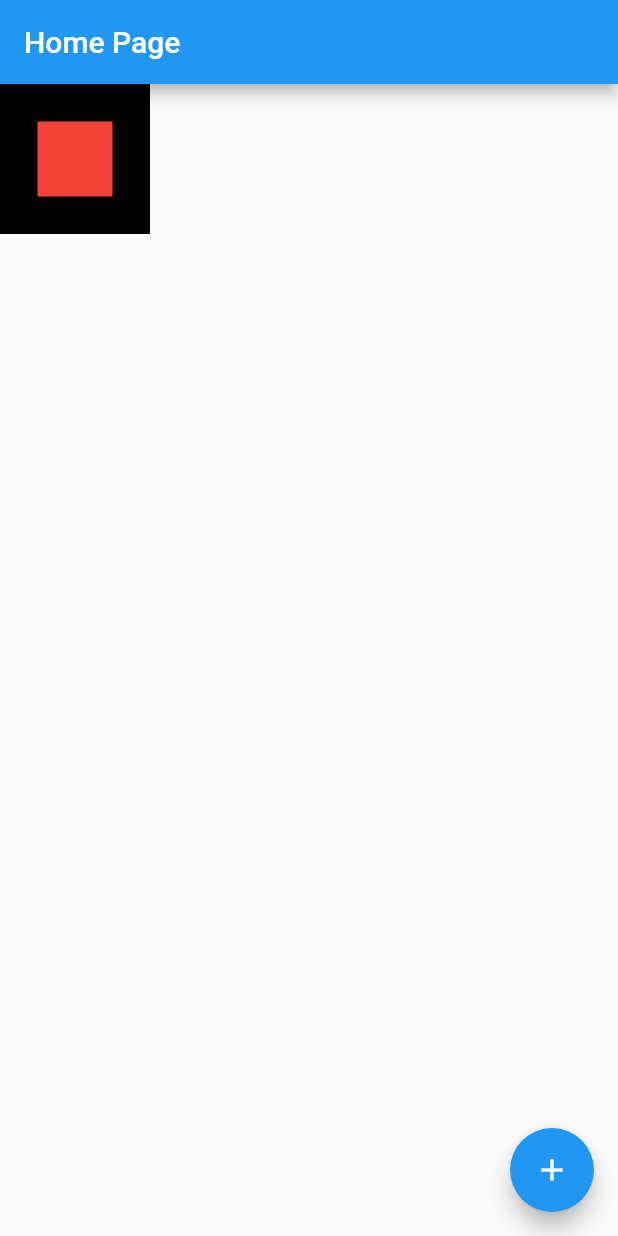
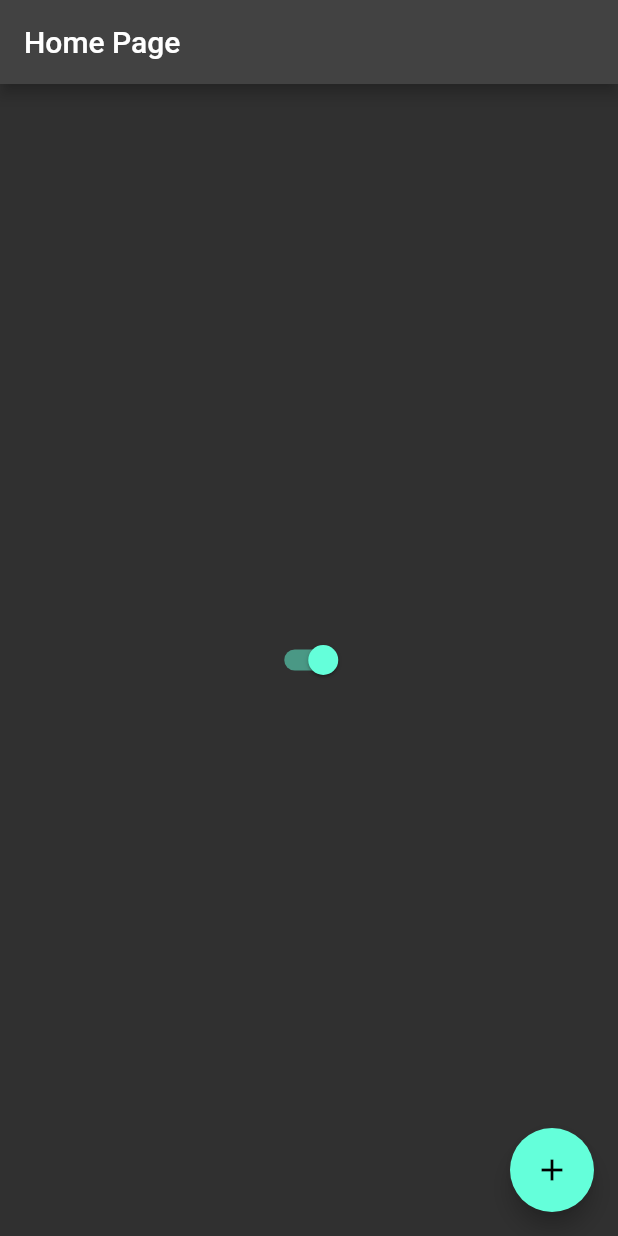
Before and after one commit to yuri-duque/flutter_hello_word, a Flutter app: the screen it shows after launch, after a tap on the "add" icon, on a phone screen of 412 x 824 dp. Run offline on Flutter 3.47's test engine with Material 2 defaults, Android fonts, the phone set to English and light mode, and no system bars.

Commit message:
gerenciando tema do aplicativo com flutter

```diff
--- /dev/null
+++ b/lib/app_controller.dart
@@ -0,0 +1,16 @@
+import 'package:flutter/cupertino.dart';
+
+class AppController extends ChangeNotifier {
+  static AppController instance = AppController();
+
+  bool isDartTheme = true;
+
+  changeThema() {
+    isDartTheme = !isDartTheme;
+    notifyListeners();
+  }
+
+  getThema() {
+    return isDartTheme ? Brightness.dark : Brightness.light;
+  }
+}
--- a/lib/app_widget.dart
+++ b/lib/app_widget.dart
@@ -1,10 +1,22 @@
 import 'package:flutter/material.dart';
+import 'package:hello_word/app_controller.dart';
 
 import 'home_page.dart';
 
 class AppWidget extends StatelessWidget {
   @override
   Widget build(BuildContext context) {
-    return MaterialApp(theme: ThemeData.light(), home: HomePage());
+    return AnimatedBuilder(
+      animation: AppController.instance,
+      builder: (context, child) {
+        return MaterialApp(
+          theme: ThemeData(
+            primarySwatch: Colors.red,
+            brightness: AppController.instance.getThema(),
+          ),
+          home: HomePage(),
+        );
+      },
+    );
   }
 }
--- a/lib/home_page.dart
+++ b/lib/home_page.dart
@@ -1,5 +1,5 @@
-import 'package:flutter/cupertino.dart';
 import 'package:flutter/material.dart';
+import 'package:hello_word/app_controller.dart';
 
 class HomePage extends StatefulWidget {
   @override
@@ -9,43 +9,24 @@ class HomePage extends StatefulWidget {
 }
 
 class HomePageState extends State<HomePage> {
-  int counter = 0;
-
   @override
   Widget build(BuildContext context) {
     return Scaffold(
       appBar: AppBar(
         title: Text('Home Page'),
       ),
-      body: Container(
-        height: 100,
-        width: 100,
-        color: Colors.black,
-        child: Center(
-          child: Container(
-            height: 50,
-            width: 50,
-            color: Colors.red,
-          ),
+      body: Center(
+        child: Switch(
+          value: AppController.instance.isDartTheme,
+          onChanged: (value) {
+            AppController.instance.changeThema();
+          },
         ),
       ),
       floatingActionButton: FloatingActionButton(
-          child: Icon(Icons.add),
-          onPressed: () {
-            setState(() {
-              counter++;
-            });
-          }),
+        child: Icon(Icons.add),
+        onPressed: () {},
+      ),
     );
   }
 }
-
-
-// Center(
-//         child: GestureDetector(
-//           child: Text(
-//             'contador: $counter',
-//             style: TextStyle(fontSize: 25),
-//           ),
-//         ),
-//       ),
```
